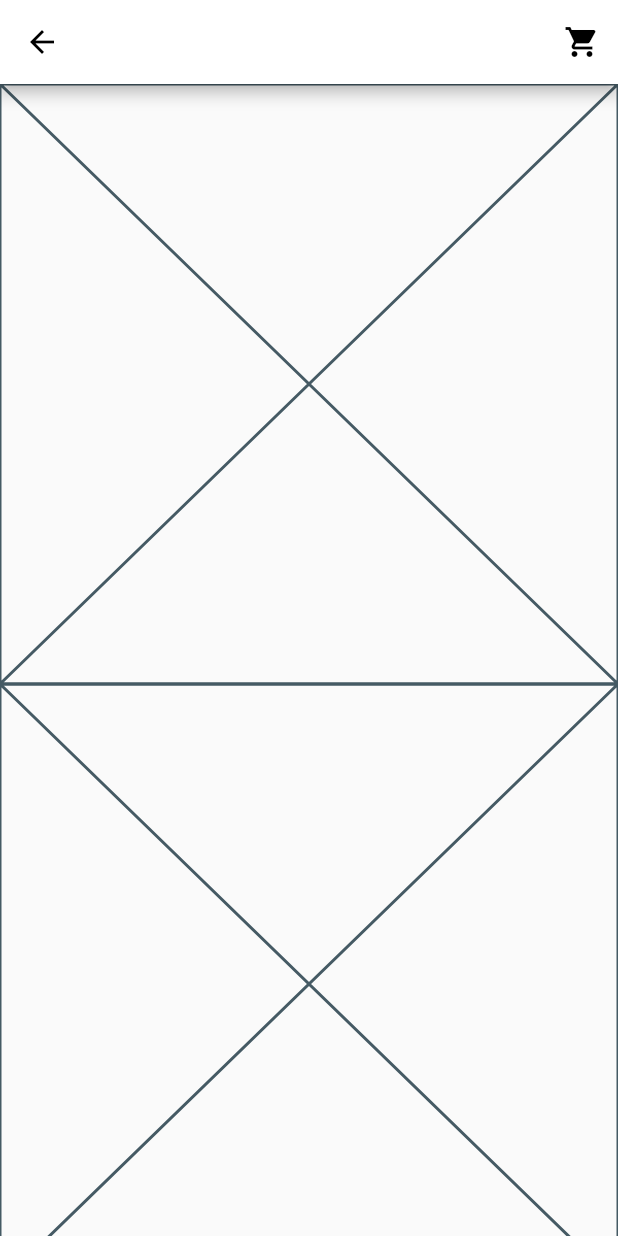
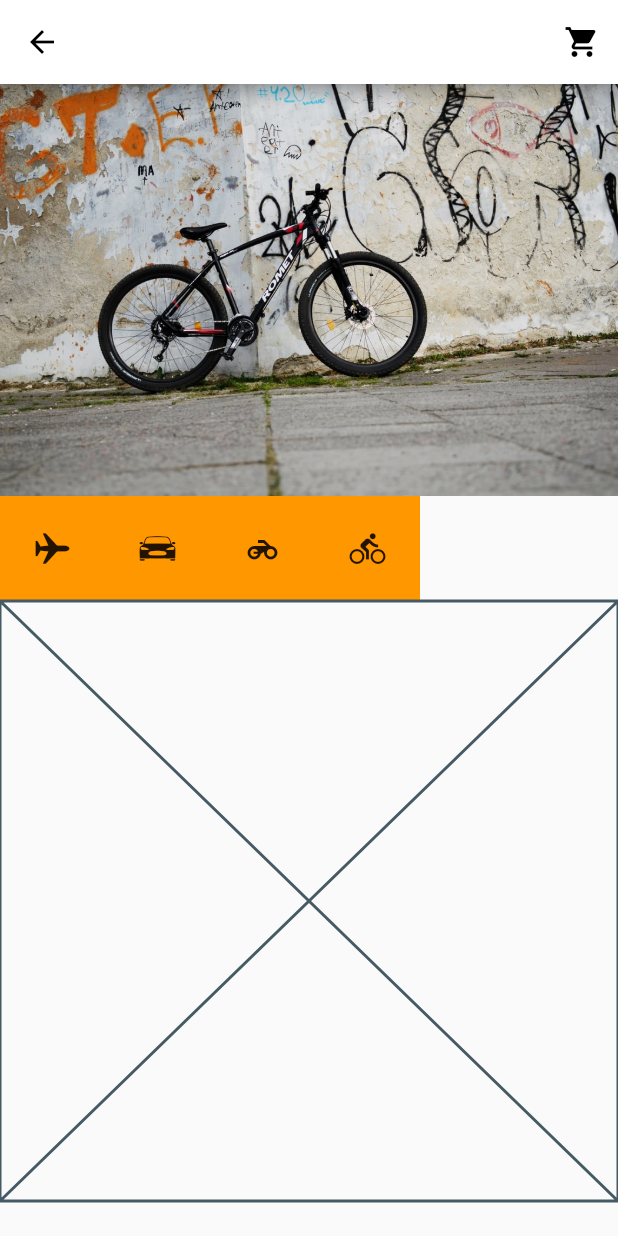
Before and after one commit to NomadHuns/flutter-shopping-practice, a Flutter app: the screen it shows after launch, on a phone screen of 412 x 824 dp. Run offline on Flutter 3.47's test engine with Material 2 defaults, Android fonts, the phone set to English and light mode, and no system bars.

Commit message:
shpping_header 구조 구현 완료

```diff
--- a/lib/views/pages/shopping/componunts/shopping_header.dart
+++ b/lib/views/pages/shopping/componunts/shopping_header.dart
@@ -1,3 +1,4 @@
+import 'package:flutter/cupertino.dart';
 import 'package:flutter/material.dart';
 
 class ShoppingCartHeader extends StatelessWidget {
@@ -5,6 +6,38 @@ class ShoppingCartHeader extends StatelessWidget {
 
   @override
   Widget build(BuildContext context) {
-    return const Placeholder();
+    return Column(
+      children: [
+        Image.asset("assets/p1.jpeg"),
+        Row(
+          children: [
+            Container(
+              color: Colors.orange,
+              width: 70,
+              height: 70,
+              child: Icon(CupertinoIcons.airplane),
+            ),
+            Container(
+              color: Colors.orange,
+              width: 70,
+              height: 70,
+              child: Icon(CupertinoIcons.car_detailed),
+            ),
+            Container(
+              color: Colors.orange,
+              width: 70,
+              height: 70,
+              child: Icon(Icons.motorcycle),
+            ),
+            Container(
+              color: Colors.orange,
+              width: 70,
+              height: 70,
+              child: Icon(Icons.directions_bike),
+            ),
+          ],
+        )
+      ],
+    );
   }
 }
```
